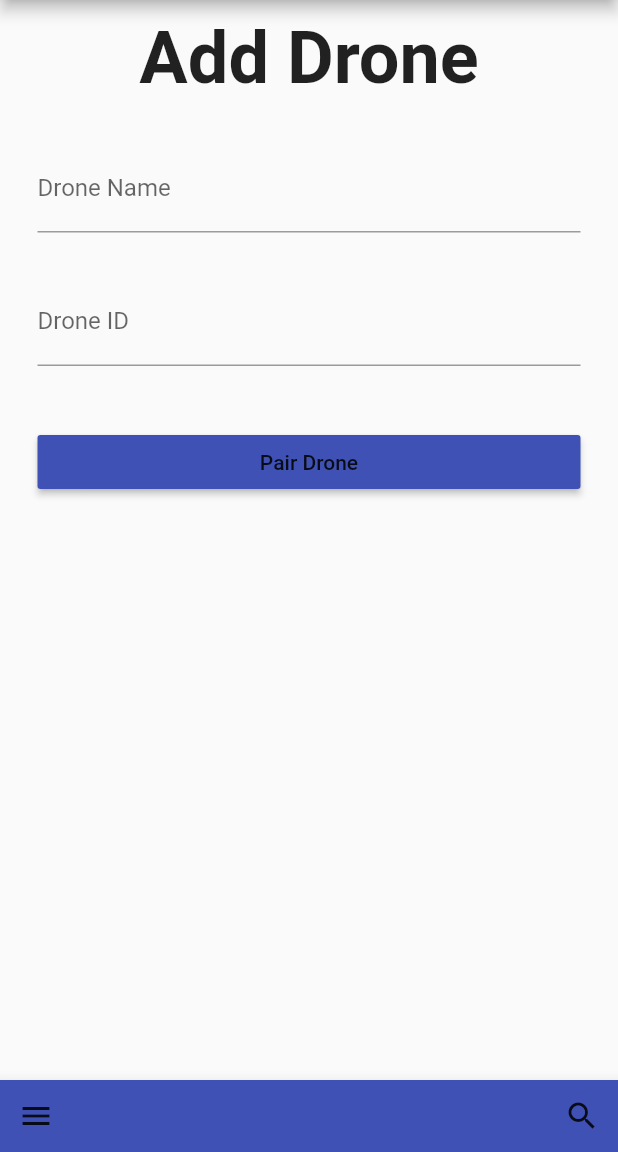
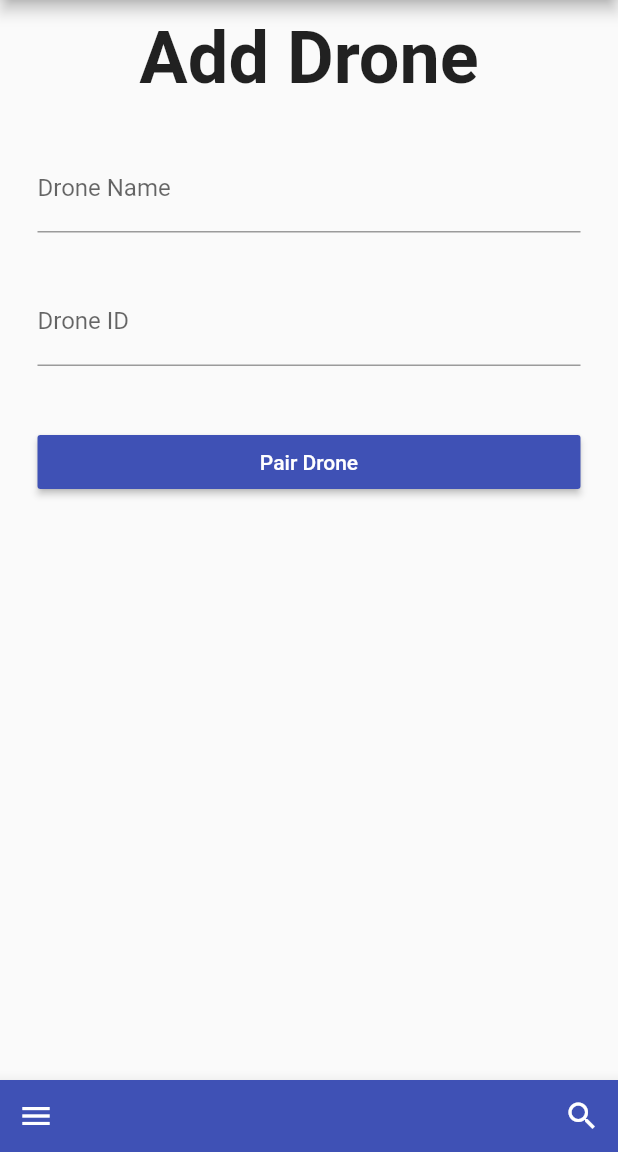
Before and after one commit to Arham4/frackfinder-earthxhack, a Flutter app: the AddDronePage screen opened by its route, on a phone screen of 412 x 824 dp, the part 84-1236 px from its top. Run offline on Flutter 3.47's test engine with Material 2 defaults, Android fonts, the light colour scheme and no system bars.

Commit message:
Finalizations for presentations

```diff
--- a/frackfinder/lib/page.dart
+++ b/frackfinder/lib/page.dart
@@ -36,11 +36,17 @@ class _PageState extends State<Page> {
           mainAxisAlignment: MainAxisAlignment.spaceBetween,
           children: <Widget>[
             IconButton(
-              icon: Icon(Icons.menu),
+              icon: Icon(
+                Icons.menu,
+                color: Colors.white,
+              ),
               onPressed: _showMenu,
             ),
             IconButton(
-              icon: Icon(Icons.search),
+              icon: Icon(
+                Icons.search,
+                color: Colors.white,
+              ),
               onPressed: () {},
             ),
           ],
@@ -59,7 +65,7 @@ class _PageState extends State<Page> {
           children: <Widget>[
             ProfileWidget(
               Image.asset("images/dummy_profile_picture.jpg"),
-              'Vicki',
+              'John Appleseed',
               MainAxisAlignment.start,
               fillerWidget: SizedBox(
                 width: 10,
--- a/frackfinder/lib/pages/add_drone.dart
+++ b/frackfinder/lib/pages/add_drone.dart
@@ -41,7 +41,7 @@ class AddDronePage extends StatelessWidget {
           ),
           RaisedButton(
             color: Theme.of(context).primaryColor,
-            child: Text('Pair Drone'),
+            child: Text('Pair Drone', style: TextStyle(color: Colors.white),),
             onPressed: () {},
           )
         ],
--- a/frackfinder/lib/pages/site_library.dart
+++ b/frackfinder/lib/pages/site_library.dart
@@ -155,7 +155,10 @@ class SitePage extends StatelessWidget {
                         onPressed: () {
                           Navigator.pushNamed(context, '/livestream/1');
                         },
-                        child: Text("Go to origin drone"),
+                        child: Text(
+                          "Go to origin drone",
+                          style: TextStyle(color: Colors.white),
+                        ),
                       ),
                     )
                   ],
```
Also changed, not shown: frackfinder/lib/pages/livestreams.dart (+19 -5 lines), frackfinder/images/dummy_profile_picture.jpg.
